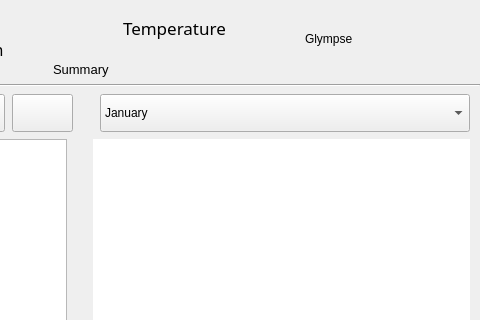
Before: the Qt Designer form qtcreator/mainwindow.ui in subdee/quzin-python, drawn with Qt 5; both pictures show x 320 to 800 and y 0 to 320 of the 800 by 600 pixel window.
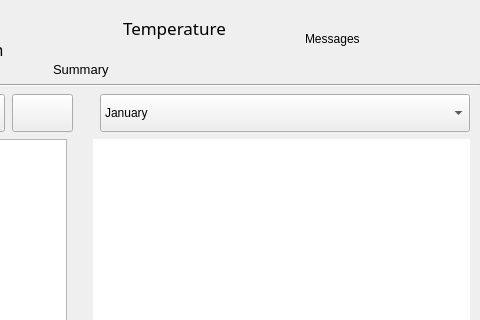
After: the same form once the commit is applied. Icons and pictures are not drawn. Custom widgets are drawn as their Qt base class.

Commit message: Remove Glympse and add latest Slack message instead

Patch:
```diff
--- a/qtcreator/mainwindow.ui
+++ b/qtcreator/mainwindow.ui
@@ -139,19 +139,6 @@
           </property>
          </widget>
         </item>
-        <item row="0" column="5" rowspan="2">
-         <widget class="ClickableLabel" name="glympseLabel">
-          <property name="text">
-           <string>Glympse</string>
-          </property>
-          <property name="scaledContents">
-           <bool>false</bool>
-          </property>
-          <property name="wordWrap">
-           <bool>true</bool>
-          </property>
-         </widget>
-        </item>
         <item row="0" column="1" rowspan="2">
          <widget class="QLabel" name="logoTextLabel">
           <property name="maximumSize">
@@ -217,6 +204,19 @@
           </property>
          </widget>
         </item>
+        <item row="0" column="5" rowspan="2">
+         <widget class="QLabel" name="slackMessage">
+          <property name="text">
+           <string>Messages</string>
+          </property>
+          <property name="scaledContents">
+           <bool>false</bool>
+          </property>
+          <property name="wordWrap">
+           <bool>true</bool>
+          </property>
+         </widget>
+        </item>
        </layout>
       </item>
       <item>
```
The commit also changes 3 other files.
